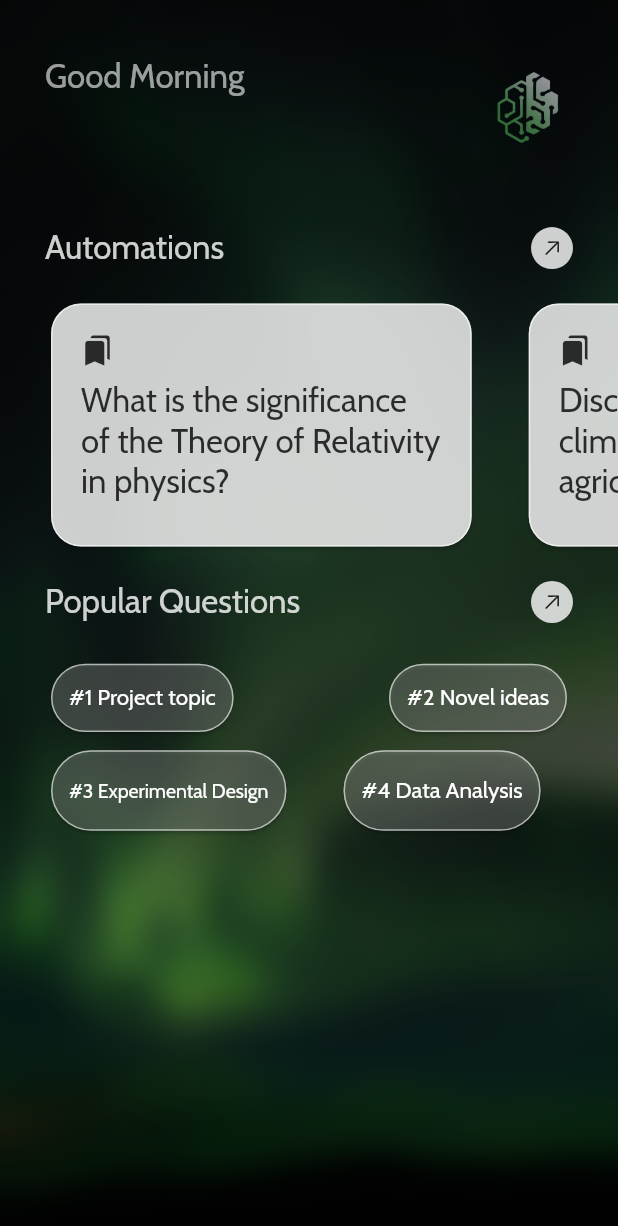
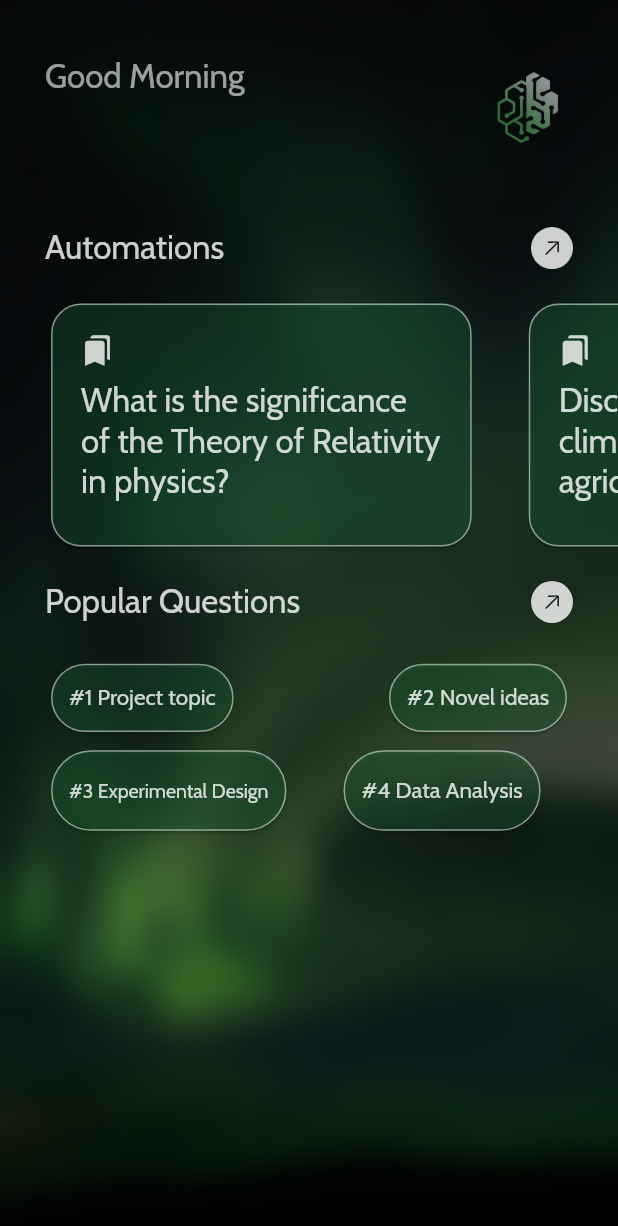
Before and after one commit to hngx-org/brainstorm-ai, a Flutter app: the HomeScreen screen opened by its route, on a phone screen of 412 x 824 dp. Shown: the top 1226 px of the screen. Run offline on Flutter 3.47's test engine with Material 2 defaults, Android fonts, the phone set to English and light mode, and no system bars; our stand-ins replace flutter_screenutil, go_router, google_fonts, internet_connection_checker, shared_preferences, sqflite; missing offline and left inert: hng_authentication, hngx_openai, in_app_payment; accounts and stored records are empty; statements that could not run were skipped.

Commit message:
made adjustmnents to home screen and chat history screen, further implemented package

```diff
--- a/lib/common/constants/reusables/automated_qyns.dart
+++ b/lib/common/constants/reusables/automated_qyns.dart
@@ -29,7 +29,7 @@ class AutomatedQuestions extends StatelessWidget {
     const dAPrompt  = 'What do you know about Data Analysis';
 
     return Padding(
-      padding: EdgeInsets.symmetric(horizontal: 30),
+      padding: const EdgeInsets.symmetric(horizontal: 30),
       child: SizedBox(
         height: mediaQuery.width * 0.3,
         child: Column(
@@ -58,9 +58,9 @@ class AutomatedQuestions extends StatelessWidget {
                         shape: RoundedRectangleBorder(
                             borderRadius: BorderRadius.circular(40),
                             side: BorderSide(
-                                color: AppColor.white.withOpacity(0.6),
+                                color: AppColor.white.withOpacity(0.5),
                                 width: 1)),
-                        color: AppColor.white.withOpacity(0.2),
+                        color: AppColor.lightgreen.withOpacity(0.2),
                         child: const Padding(
                           padding: EdgeInsets.symmetric(horizontal: 12),
                           child: Align(
@@ -92,9 +92,9 @@ class AutomatedQuestions extends StatelessWidget {
                         shape: RoundedRectangleBorder(
                             borderRadius: BorderRadius.circular(40),
                             side: BorderSide(
-                                color: AppColor.white.withOpacity(0.6),
+                                color: AppColor.white.withOpacity(0.5),
                                 width: 1)),
-                        color: AppColor.white.withOpacity(0.2),
+                        color: AppColor.lightgreen.withOpacity(0.2),
                         child: const Padding(
                           padding: EdgeInsets.symmetric(horizontal: 12),
                           child: Align(
@@ -113,10 +113,10 @@ class AutomatedQuestions extends StatelessWidget {
             Expanded(
               child: ListView(
                 scrollDirection: Axis.horizontal,
-                physics: NeverScrollableScrollPhysics(),
+                physics: const NeverScrollableScrollPhysics(),
                 children: [
                   Padding(
-                    padding: EdgeInsets.only(right: 10),
+                    padding: const EdgeInsets.only(right: 10),
                     child: GestureDetector(
                       onTap: () {
                         routerConfig.push(
@@ -134,13 +134,13 @@ class AutomatedQuestions extends StatelessWidget {
                         shape: RoundedRectangleBorder(
                           borderRadius: BorderRadius.circular(40),
                           side: BorderSide(
-                            color: AppColor.white.withOpacity(0.6),
+                            color: AppColor.white.withOpacity(0.5),
                             width: 1,
                           ),
                         ),
-                        color: AppColor.white.withOpacity(0.2),
-                        child: Padding(
-                          padding: const EdgeInsets.symmetric(horizontal: 12),
+                        color: AppColor.lightgreen.withOpacity(0.2),
+                        child: const Padding(
+                          padding: EdgeInsets.symmetric(horizontal: 12),
                           child: Align(
                             alignment: Alignment.centerLeft,
                             child: CustomText(
@@ -153,7 +153,7 @@ class AutomatedQuestions extends StatelessWidget {
                     ),
                   ),
                   Padding(
-                    padding: EdgeInsets.only(left: 20),
+                    padding: const EdgeInsets.only(left: 20),
                     child: GestureDetector(
                       onTap: () {
                         routerConfig.push(
@@ -173,13 +173,13 @@ class AutomatedQuestions extends StatelessWidget {
                           shape: RoundedRectangleBorder(
                             borderRadius: BorderRadius.circular(40),
                             side: BorderSide(
-                              color: AppColor.white.withOpacity(0.6),
+                              color: AppColor.white.withOpacity(0.5),
                               width: 1,
                             ),
                           ),
-                          color: AppColor.white.withOpacity(0.2),
-                          child: Padding(
-                            padding: const EdgeInsets.symmetric(horizontal: 12),
+                          color: AppColor.lightgreen.withOpacity(0.2),
+                          child: const Padding(
+                            padding: EdgeInsets.symmetric(horizontal: 12),
                             child: Align(
                               alignment: Alignment.centerLeft,
                               child: CustomText(
--- a/lib/common/constants/reusables/text.dart
+++ b/lib/common/constants/reusables/text.dart
@@ -20,7 +20,7 @@ class CustomText extends StatelessWidget {
     return Text(text, style: GoogleFonts.cabin(
         fontSize: fontSize,
         fontWeight: fontWeight ?? FontWeight.normal,
-        color: color ?? AppColor.white,
+        color: color ?? AppColor.white.withOpacity(0.8),
         decoration: TextDecoration.none),
       softWrap: true,
       overflow: TextOverflow.ellipsis,
--- a/lib/presentation/screens/chat/chat_history.dart
+++ b/lib/presentation/screens/chat/chat_history.dart
@@ -47,7 +47,6 @@ class _ChatHistoryScreenState extends State<ChatHistoryScreen> {
 
   @override
   Widget build(BuildContext context) {
-    final mediaQuery = MediaQuery.of(context).size;
 
     void showSnackBar(String message, Color color) {
       _scaffoldMessengerKey.currentState?.showSnackBar(
@@ -143,7 +142,7 @@ class _ChatHistoryScreenState extends State<ChatHistoryScreen> {
                       ],
                     );
                   }
-                  return const CircularProgressIndicator();
+                  return const Center(child: CircularProgressIndicator());
                 }
               ),
             ),
--- a/lib/presentation/screens/home/home.dart
+++ b/lib/presentation/screens/home/home.dart
@@ -184,8 +184,6 @@ class _HomeScreenState extends State<HomeScreen> {
                                                         });
                                                   },
                                                   child: Container(
-                                                    // width: mediaQuery.width * 0.7,
-                                                    // margin: const EdgeInsets.only(right: 20),
                                                     child: Card(
                                                       shape: RoundedRectangleBorder(
                                                           borderRadius:
@@ -195,9 +193,9 @@ class _HomeScreenState extends State<HomeScreen> {
                                                               color: AppColor
                                                                   .white
                                                                   .withOpacity(
-                                                                      0.2),
+                                                                      0.5),
                                                               width: 1)),
-                                                      color: AppColor.white
+                                                      color: AppColor.lightgreen
                                                           .withOpacity(0.2),
                                                       child: Padding(
                                                         padding: EdgeInsets
@@ -296,9 +294,9 @@ class _HomeScreenState extends State<HomeScreen> {
                                         borderRadius: BorderRadius.circular(20),
                                         side: BorderSide(
                                             color:
-                                                AppColor.white.withOpacity(0.6),
+                                                AppColor.white.withOpacity(0.5),
                                             width: 1)),
-                                    color: AppColor.whiteOpacity8,
+                                    color: AppColor.lightgreen.withOpacity(0.2),
                                     child: Padding(
                                       padding: const EdgeInsets.symmetric(
                                           horizontal: 20, vertical: 20),
@@ -309,7 +307,7 @@ class _HomeScreenState extends State<HomeScreen> {
                                           Icon(
                                             Icons.bookmarks,
                                             color:
-                                                Colors.black.withOpacity(0.8),
+                                                Colors.white.withOpacity(0.8),
                                             size: 22,
                                           ),
                                           10.verticalSpace,
@@ -318,7 +316,7 @@ class _HomeScreenState extends State<HomeScreen> {
                                               fontSize: 22,
                                               maxLines: 3,
                                               fontWeight: FontWeight.w400,
-                                              color: Colors.black
+                                              color: Colors.white
                                                   .withOpacity(0.8)),
                                         ],
                                       ),
--- a/lib/presentation/screens/settings/settings_screen.dart
+++ b/lib/presentation/screens/settings/settings_screen.dart
@@ -28,7 +28,11 @@ class _SettingsScreenState extends State<SettingsScreen> {
     super.initState();
     name = widget.name.split('_');
     name[0] = Utils.capitalizeFirstWord(name[0]);
-    name[1] = Utils.capitalizeFirstWord(name[1]);
+    if (name.length > 1) {
+      name[1] = Utils.capitalizeFirstWord(name[1]);
+    }else{
+      name[1] = '';
+    }
   }
 
   @override
--- a/lib/presentation/screens/suscribe_screen/main_suscribe_screen.dart
+++ b/lib/presentation/screens/suscribe_screen/main_suscribe_screen.dart
@@ -162,7 +162,7 @@ class _MainSuscribeScreenState extends State<MainSuscribeScreen> {
                       child: pay.googlePay(context, amountToPay: paymentValue, userID: id!),
                     ),
                     if (isLoading)
-                      Center(
+                      const Center(
                         child: CircularProgressIndicator(),
                       ),
                   ],
```
